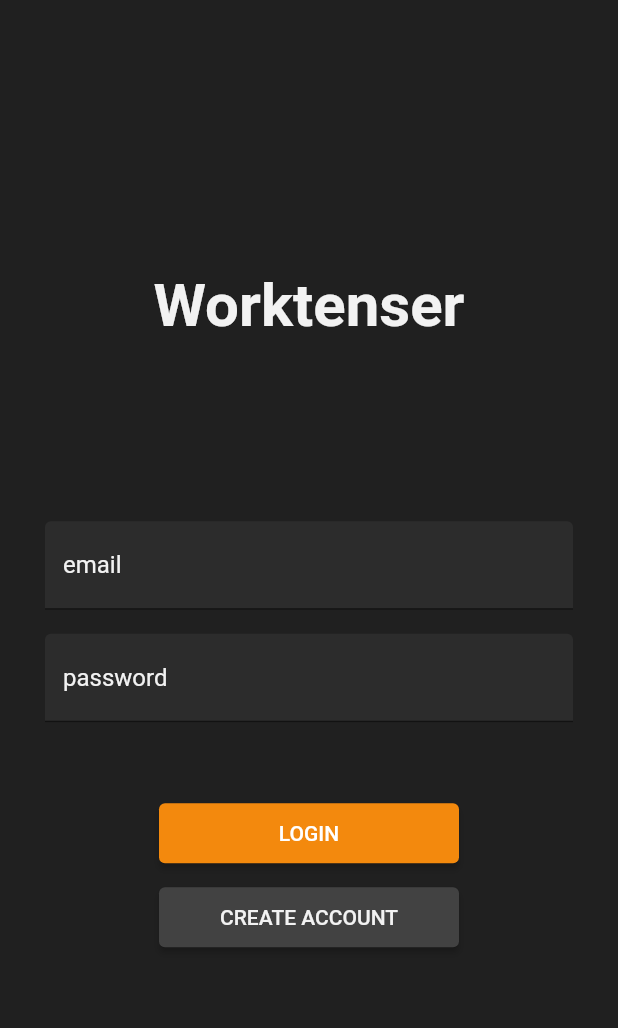
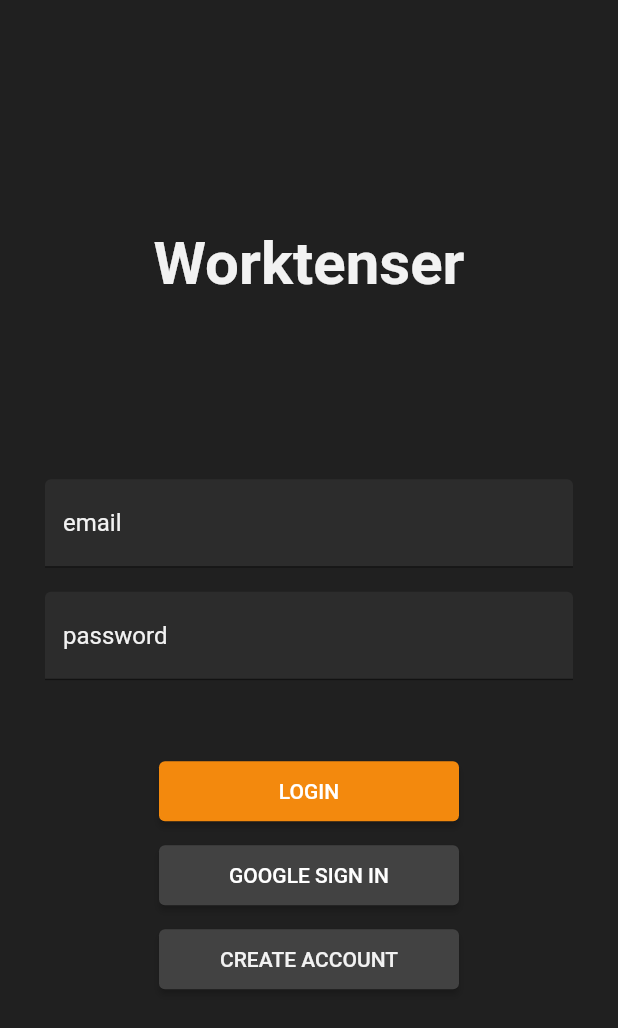
Before and after one commit to gal0wsky/Worktenser, a Flutter app: the LoginPage screen opened directly, on a phone screen of 412 x 824 dp. Shown: the top 1028 px of the screen. Run offline on Flutter 3.47's test engine with Material 2 defaults, Android fonts, the phone set to English and light mode, and no system bars; our stand-ins replace bloc, equatable, firebase_auth, firebase_core, flutter_bloc, google_sign_in; missing offline and left inert: flow_builder; accounts and stored records are empty.

Commit message:
Google Sign In prototype + little refactor

```diff
--- a/lib/pages/loginPage/login_page.dart
+++ b/lib/pages/loginPage/login_page.dart
@@ -3,6 +3,7 @@ import 'package:flutter_bloc/flutter_bloc.dart';
 import 'package:worktenser/config/colors.dart';
 import 'package:worktenser/cubits/login/login_cubit.dart';
 import 'package:worktenser/domain/authentication/repositories/auth_repository.dart';
+import 'package:worktenser/pages/loginPage/widgets/google_signin_button.dart';
 
 import 'widgets/email_input.dart';
 import 'widgets/login_button.dart';
@@ -38,7 +39,15 @@ class LoginForm extends StatelessWidget {
       listener: (context, state) {
         if (state.status == LoginStatus.error) {}
       },
-      child: const Padding(
+      child: BlocBuilder<LoginCubit, LoginState>(
+        builder: (context, state) {
+          if (state.status == LoginStatus.error) {
+            return const Text('Something went wrong!');
+          }
+          if (state.status == LoginStatus.submitting) {
+            return const CircularProgressIndicator();
+          }
+          return const Padding(
             padding: EdgeInsets.symmetric(horizontal: 30.0),
             child: Column(
               mainAxisAlignment: MainAxisAlignment.center,
@@ -66,13 +75,58 @@ class LoginForm extends StatelessWidget {
                 SizedBox(
                   height: 8,
                 ),
+                GoogleSignInButton(),
+                SizedBox(
+                  height: 8,
+                ),
                 SignupButton(),
                 SizedBox(
                   height: 8,
                 ),
               ],
             ),
+          );
+        },
       ),
+      // child: const Padding(
+      //   padding: EdgeInsets.symmetric(horizontal: 30.0),
+      //   child: Column(
+      //     mainAxisAlignment: MainAxisAlignment.center,
+      //     children: [
+      //       Text(
+      //         'Worktenser',
+      //         style: TextStyle(
+      //           fontSize: 40,
+      //           color: AppColors.textPrimary,
+      //           fontWeight: FontWeight.bold,
+      //         ),
+      //       ),
+      //       SizedBox(
+      //         height: 120,
+      //       ),
+      //       EmailInput(),
+      //       SizedBox(
+      //         height: 16,
+      //       ),
+      //       PasswordInput(),
+      //       SizedBox(
+      //         height: 50,
+      //       ),
+      //       LoginButton(),
+      //       SizedBox(
+      //         height: 8,
+      //       ),
+      //       GoogleSignInButton(),
+      //       SizedBox(
+      //         height: 8,
+      //       ),
+      //       SignupButton(),
+      //       SizedBox(
+      //         height: 8,
+      //       ),
+      //     ],
+      //   ),
+      // ),
     );
   }
 }
--- /dev/null
+++ b/lib/pages/loginPage/widgets/google_signin_button.dart
@@ -0,0 +1,28 @@
+import 'package:flutter/material.dart';
+import 'package:flutter_bloc/flutter_bloc.dart';
+import 'package:worktenser/config/colors.dart';
+import 'package:worktenser/cubits/login/login_cubit.dart';
+
+class GoogleSignInButton extends StatelessWidget {
+  const GoogleSignInButton({super.key});
+
+  @override
+  Widget build(BuildContext context) {
+    return BlocBuilder<LoginCubit, LoginState>(
+      buildWhen: (previous, current) => previous.status != current.status,
+      builder: (context, state) {
+        return state.status == LoginStatus.submitting
+            ? const CircularProgressIndicator()
+            : ElevatedButton(
+                style: ElevatedButton.styleFrom(
+                    fixedSize: const Size(200, 40),
+                    backgroundColor: Colors.grey.shade800),
+                onPressed: () {
+                  context.read<LoginCubit>().signInWithGoogle();
+                },
+                child: const Text('GOOGLE SIGN IN'),
+              );
+      },
+    );
+  }
+}
--- a/pubspec.yaml
+++ b/pubspec.yaml
@@ -17,6 +17,7 @@ dependencies:
   flutter:
     sdk: flutter
   flutter_bloc: ^8.1.3
+  google_sign_in: ^6.1.5
 
 dev_dependencies:
   build_runner: ^2.4.6
```
Also changed, not shown: lib/cubits/login/login_cubit.dart (+16 -0 lines), lib/domain/authentication/repositories/auth_repository.dart (+15 -0 lines), pubspec.lock, 2 other files. Lines whose indentation alone changed are shown as unchanged.
